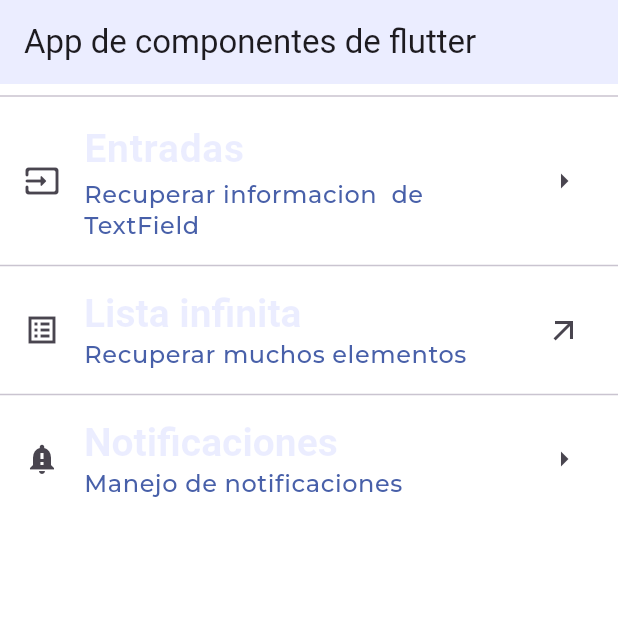
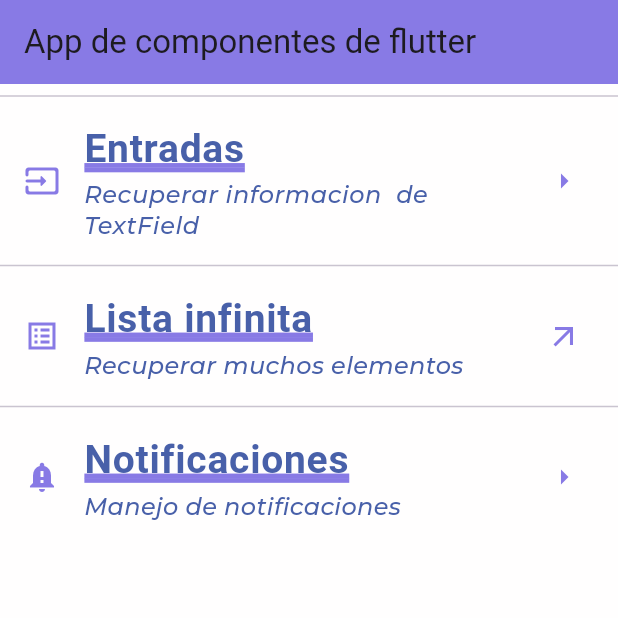
Before and after one commit to SantiagoHM27/componentes_flutter, a Flutter app: the screen it shows after launch, on a phone screen of 412 x 824 dp, the top half of it. Run offline on Flutter 3.47's test engine with Material 3 defaults, Android fonts, the phone set to English and light mode, and no system bars; our stand-ins replace google_fonts; Roboto replaces fonts that are missing (Acme).

Commit message:
Finishing first version of AppTheme

```diff
--- a/lib/screens/home_screen.dart
+++ b/lib/screens/home_screen.dart
@@ -23,32 +23,44 @@
               style: Theme.of(context).textTheme.bodySmall,
 
               ),
-              leading:  const Icon(Icons.input_rounded),
-              trailing: const Icon(Icons.arrow_right_outlined),
+              leading:  const Icon(Icons.input_rounded,
+                      color: AppTheme.primaryColor,),
+              trailing: const Icon(Icons.arrow_right_outlined,
+              color: AppTheme.primaryColor,
+              ),
             ),
             const Divider(),
             ListTile(
               title: Text('Lista infinita',
-              style: Theme.of(context).textTheme.headlineLarge,
+              style: AppTheme.lightTheme.textTheme.headlineLarge,
               ),
 
               subtitle:   Text('Recuperar muchos elementos',
-              style: Theme.of(context).textTheme.bodySmall,
+              style: AppTheme.lightTheme.textTheme.bodySmall,
               ),
-              leading:  const Icon(Icons.list_alt_sharp),
-              trailing:  const Icon(Icons.arrow_outward_outlined),
+              leading:  const Icon(Icons.list_alt_sharp,
+                      color: AppTheme.primaryColor,
+              ),
+              trailing:  const Icon(Icons.arrow_outward_outlined,
+                        color: AppTheme.primaryColor,
+              ),
             ),
             const Divider(),
             ListTile(
-              title: Text('Notificaciones',
-              style: Theme.of(context).textTheme.headlineLarge,
+              title: Text(
+                'Notificaciones',
+              style: AppTheme.lightTheme.textTheme.headlineLarge,
               ),
 
               subtitle:  Text('Manejo de notificaciones',
-              style: Theme.of(context).textTheme.bodySmall,
+              style: AppTheme.lightTheme.textTheme.bodySmall,
               ),
-              leading:  const Icon(Icons.notification_important),
-              trailing: const Icon(Icons.arrow_right),
+              leading:  const Icon(Icons.notification_important,
+              color: AppTheme.primaryColor,
+              ),
+              trailing: const Icon(Icons.arrow_right,
+              color: AppTheme.primaryColor,
+              ),
             )
           ],
         ),
--- a/lib/theme/app_theme.dart
+++ b/lib/theme/app_theme.dart
@@ -5,11 +5,11 @@
 
 class AppTheme {
   // Constante color primario
-  static const primaryColor = Color.fromARGB(21, 15, 39, 255);
+  static const primaryColor = Color.fromARGB(255, 136, 122, 229);
   // Color secundario
   static const secondaryColor = Color.fromARGB(245, 65, 90, 166);
   // Constante del color del fondo
-  static const backColor = Color.fromARGB(197, 255, 255, 255);
+  static const backColor = Color.fromARGB(197, 255, 254, 254);
 
   // Definicion del tema de color y estilo de la app
   static final ThemeData lightTheme = ThemeData.light().copyWith(
@@ -20,7 +20,12 @@
             headlineLarge: GoogleFonts.acme(
               fontSize: 26.0,
               fontWeight: FontWeight.bold,
-              color: primaryColor,
+              color: secondaryColor,
+              decoration: TextDecoration.underline,
+              decorationColor: primaryColor,
+              decorationStyle: TextDecorationStyle.double,
+              decorationThickness: 2.5
+
 
 
             ),
@@ -28,6 +33,7 @@
               fontSize: 16.0,
               fontWeight: FontWeight.w500,
               color:  secondaryColor,
+              fontStyle: FontStyle.italic
 
             ),
 
```
